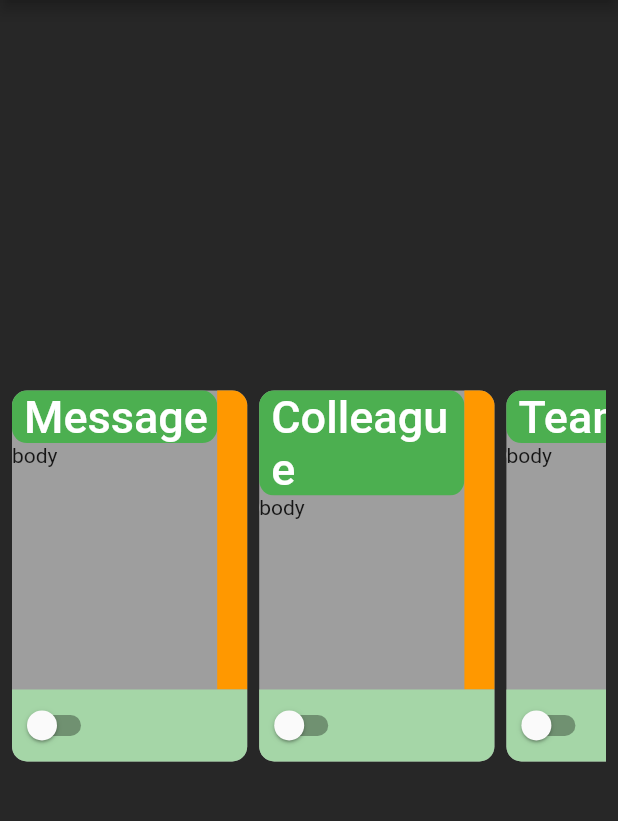
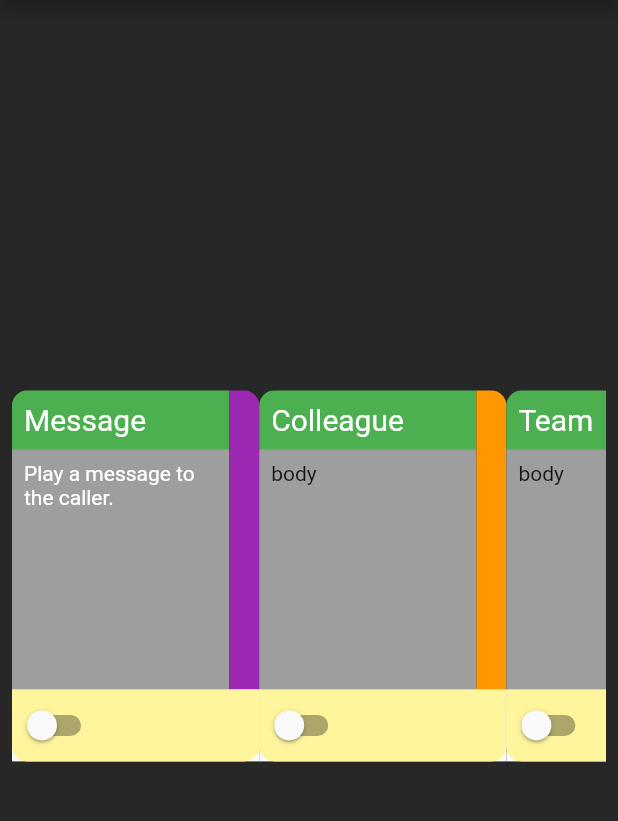
Before and after one commit to bsutton/minicard, a Flutter app: the screen it shows after launch, on a phone screen of 412 x 824 dp, the part 84-905 px from its top. Run offline on Flutter 3.47's test engine with Material 2 defaults, Android fonts, the phone set to English and light mode, and no system bars; our stand-ins replace page_transition.

Commit message:
versoin for git issue #48481

```diff
--- a/lib/main.dart
+++ b/lib/main.dart
@@ -1,17 +1,30 @@
 import 'package:flutter/material.dart';
 
+import 'theme/nj_text_themes.dart';
 import 'theme/nj_theme.dart';
 import 'widgets/local_context.dart';
+import 'widgets/maxi_card.dart';
 import 'widgets/mini_card.dart';
 
 void main() => runApp(MyApp());
+final double heightFactor = 0.4;
+final double widthFactor = 0.3;
+
+MiniCard message = MiniCard(
+    'Message',
+    TextNJBody(
+        'Play a message to the caller.'), //  buildActivation(context, 'message'),
+    Colors.purple,
+    heightFactor,
+    widthFactor);
 
 class MyApp extends StatelessWidget {
-  final double heightFactor = 0.4;
-  final double widthFactor = 0.3;
   @override
   Widget build(BuildContext context) {
     return MaterialApp(
+      routes: <String, WidgetBuilder>{
+        MessagePage.routeName: (context) => MessagePage()
+      },
       title: 'Welcome to Flutter',
       home: Scaffold(
         appBar: AppBar(
@@ -34,32 +47,63 @@ class MyApp extends StatelessWidget {
         child: MiniCard(
             'Message',
             Text('body'), //  buildActivation(context, 'message'),
+            Colors.red,
             heightFactor,
             widthFactor),
       );
     } else
       return MiniCardRow([
-        MiniCard(
-            'Message',
-            Text('body'), //  buildActivation(context, 'message'),
-            heightFactor,
-            widthFactor),
+        message,
         MiniCard(
             'Colleague',
             Text('body'), //buildActivation(context, 'message'),
+            Colors.orange,
             heightFactor,
             widthFactor),
         MiniCard(
             'Team',
             Text('body'), //buildActivation(context, 'message')
+            Colors.pink,
             heightFactor,
             widthFactor),
-        MiniCard('IVR', Text('body'), heightFactor, widthFactor),
+        MiniCard('User Chooses', Text('body'), Colors.blue, heightFactor,
+            widthFactor),
         MiniCard(
-            'External',
+            'External No.',
             Text('body'), //buildActivation(context, 'message'),
+            Colors.brown,
             heightFactor,
             widthFactor),
       ]);
   }
 }
+
+class MessagePage extends StatelessWidget {
+  static const routeName = '/message';
+  final ActiveMiniCard activeMiniCard;
+
+  const MessagePage({Key key, this.activeMiniCard}) : super(key: key);
+
+  @override
+  Widget build(BuildContext context) {
+    ActiveMiniCard localActive;
+    if (activeMiniCard == null)
+      localActive = ModalRoute.of(context).settings.arguments;
+    else {
+      localActive = activeMiniCard;
+    }
+
+    return Material(
+        child: MaxiCard(
+            localActive,
+            MiniCard(
+                'Message',
+                TextNJBody(
+                    'Play a message to the caller.'), //  buildActivation(context, 'message'),
+                Colors.purple,
+                1,
+                1)));
+  }
+
+  MessagePage.withActive(this.activeMiniCard);
+}
--- /dev/null
+++ b/lib/widgets/hero_text.dart
@@ -0,0 +1,43 @@
+import 'package:flutter/cupertino.dart';
+
+/// This class is to hack around a know problem when
+/// using a hero with text.
+///
+/// https://github.com/flutter/flutter/issues/12463
+///
+/// Basically the hero screws up the font styling.
+/// This specialised version controls the styling directly
+class HeroText extends StatelessWidget {
+  final String tag;
+  final Widget child;
+
+  HeroText({this.tag, this.child});
+  @override
+  Widget build(BuildContext context) {
+    return Hero(
+      flightShuttleBuilder: (_,
+          Animation<double> animation,
+          HeroFlightDirection flightDirection,
+          BuildContext fromHeroContext,
+          BuildContext toHeroContext) {
+        return AnimatedBuilder(
+          animation: animation,
+          child: child,
+          builder: (_, _child) {
+            return DefaultTextStyle.merge(
+              child: _child,
+              style: TextStyle.lerp(
+                  DefaultTextStyle.of(fromHeroContext).style,
+                  DefaultTextStyle.of(toHeroContext).style,
+                  flightDirection == HeroFlightDirection.pop
+                      ? 1 - animation.value
+                      : animation.value),
+            );
+          },
+        );
+      },
+      tag: tag,
+      child: child,
+    );
+  }
+}
--- a/lib/widgets/mini_card.dart
+++ b/lib/widgets/mini_card.dart
@@ -1,8 +1,17 @@
 import 'package:flutter/material.dart';
+
+// this import causes the compile to web issues.
+import 'package:page_transition/page_transition.dart';
+
+
 import 'package:provider/provider.dart';
-import 'package:flutter/widgets.dart';
+import 'package:flutter/widgets.dart' hide Shadow;
 import 'package:minicard/theme/nj_text_themes.dart';
 import 'package:minicard/theme/nj_theme.dart';
+
+import '../main.dart';
+import 'hero_text.dart';
+import 'local_context.dart';
 
 class MiniCard extends StatefulWidget {
   final String title;
@@ -13,7 +22,11 @@ class MiniCard extends StatefulWidget {
 
   static const double borderRadius = 10.0;
 
-  MiniCard(this.title, this.body, this.widthFactor, this.heightFactor);
+  final Color barColor;
+
+  MiniCard(this.title, this.body, this.barColor, this.widthFactor,
+      this.heightFactor);
+
   @override
   _MiniCardState createState() => _MiniCardState();
 }
@@ -23,20 +36,12 @@ class _MiniCardState extends State<MiniCard> {
 
   @override
   Widget build(BuildContext context) {
+    // timeDilation = 5.0;
+
     var width = MediaQuery.of(context).size.width * widget.widthFactor;
     var height = MediaQuery.of(context).size.height * widget.heightFactor;
 
-    return SizedBox(
-      width: width,
-      height: height,
-      child: Container(
-          margin: EdgeInsets.only(right: NJTheme.padding),
-          decoration: BoxDecoration(
-              color: Colors.grey,
-              borderRadius:
-                  BorderRadius.all(Radius.circular(MiniCard.borderRadius))),
-          child: buildBody(context)),
-    );
+    return SizedBox(width: width, height: height, child: buildBody(context));
   }
 
   /// Builds the body of the card which is a top panel covering most
@@ -64,82 +69,125 @@ class _MiniCardState extends State<MiniCard> {
   }
 
   Widget buildRightBar() {
-    return Container(
+    return Hero(
+        tag: 'mini-card-${widget.title}-rightBar',
+        child: Container(
           width: 20,
           // height: 100,
           decoration: BoxDecoration(
-          color: Colors.orange,
+              color: widget.barColor,
               borderRadius: BorderRadius.only(
                 topRight: Radius.circular(MiniCard.borderRadius),
               )),
-    );
+        ));
   }
 
   Widget buildContent() {
-    return Container(
+    return Expanded(
+      flex: 1,
+      // child: HeroText(
+      //   tag: 'mini-card-${widget.title}-content',
+      child: Container(
+        padding: EdgeInsets.all(NJTheme.padding),
         child: widget.body,
         decoration: BoxDecoration(
           color: Colors.grey,
-        borderRadius: BorderRadius.all(Radius.circular(MiniCard.borderRadius)),
         ),
+      ),
+      // ),
     );
   }
 
   Widget buildTitle() {
-    return Container(
-        padding: EdgeInsets.only(left: NJTheme.padding),
+    return HeroText(
+      tag: 'mini-card-${widget.title}',
+      child: GestureDetector(
+          onTap: showMessage,
+          child: Container(
+              padding: EdgeInsets.all(NJTheme.padding),
               decoration: BoxDecoration(
                   color: Colors.green,
-            borderRadius:
-                BorderRadius.all(Radius.circular(MiniCard.borderRadius))),
-        child: TextNJHeadline(widget.title));
+                  borderRadius: BorderRadius.only(
+                      topLeft: Radius.circular(MiniCard.borderRadius))),
+              child: TextNJSubheading(widget.title))),
+    );
   }
 
   Widget buildActivation(BuildContext context) {
     //var height = MediaQuery.of(context).size.height.round();
 
-    // return Column(children: [
-    //   Expanded(flex: height * 90, child: Text(summary)),
-    //   Expanded(
-    //       flex: height * 10,
-    //       child: Switch(
-    //         value: true,
-    //         onChanged: (selected) {},
-    //       ))
-    // ]);
-
-    return Column(children: [
+    return
         // height: height * heightFactor * .9
         // Expanded(flex: 1, child: Text(summary)),
-      Container(
+        Consumer<ActiveMiniCard>(
+      builder: (context, active, _) {
+        selected = active.active == this.widget;
+        return Hero(
+            tag: 'mini-card-${widget.title}-activation',
+            child: Material(
+                child: Container(
                     decoration: BoxDecoration(
-              color: selected ? Colors.green[400] : Colors.green[200],
+                        color:
+                            selected ? Colors.yellow[500] : Colors.yellow[200],
                         borderRadius: BorderRadius.only(
                             bottomRight: Radius.circular(MiniCard.borderRadius),
-                  bottomLeft: Radius.circular(MiniCard.borderRadius))),
+                            bottomLeft:
+                                Radius.circular(MiniCard.borderRadius))),
                     alignment: Alignment.centerLeft,
                     child: Switch(
                       value: selected,
                       onChanged: (value) {
-              print('value: $value');
                         setState(() => selected = value);
-              print('selected: $selected');
+                        ActiveMiniCard activeMiniCard =
+                            Provider.of<ActiveMiniCard>(context, listen: false);
+                        activeMiniCard.setActive(this.widget);
                       },
-          ))
-    ]);
+                    ))));
+      },
+    );
+  }
+
+  void showMessage() {
+    ActiveMiniCard activeMiniCard =
+        Provider.of<ActiveMiniCard>(context, listen: false);
+    Navigator.push(
+        context,
+        // PageTransition(
+        //     type: PageTransitionType.fade,
+        //     child: MessagePage.withActive(activeMiniCard),
+        //     duration: Duration(milliseconds: 600)));
+        PageRouteBuilder(
+            transitionDuration: Duration(milliseconds: 600),
+            pageBuilder: (_, __, ___) =>
+                MessagePage.withActive(activeMiniCard)));
+  }
+}
+
+class ActiveMiniCard extends ChangeNotifier {
+  /// the minicard instance, from the set
+  /// of minicard's passed to [MiniCardRow]
+  /// that is currently the active instanc.e
+  MiniCard active;
+
+  void setActive(MiniCard miniCard) {
+    active = miniCard;
+    notifyListeners();
   }
 }
 
 class MiniCardRow extends StatelessWidget {
   final List<MiniCard> miniCards;
+  final ActiveMiniCard active = ActiveMiniCard();
 
   MiniCardRow(this.miniCards);
   @override
   Widget build(BuildContext context) {
-    return Provider.value(
-        value: this,
-        child: SingleChildScrollView(
+    return ChangeNotifierProvider<ActiveMiniCard>(
+        create: (context) => active,
+        child: LocalContext(
+            builder: (context) => SingleChildScrollView(
                 scrollDirection: Axis.horizontal,
-            child: Row(mainAxisSize: MainAxisSize.min, children: miniCards)));
+                child:
+                    Row(mainAxisSize: MainAxisSize.min, children: miniCards))));
   }
 }
--- a/pubspec.yaml
+++ b/pubspec.yaml
@@ -20,6 +20,7 @@ dependencies:
   flutter:
     sdk: flutter
   provider: ^4.0.1
+  page_transition: ^1.1.5
 
   # The following adds the Cupertino Icons font to your application.
   # Use with the CupertinoIcons class for iOS style icons.
```
Also changed, not shown: lib/widgets/maxi_card.dart (added, +115 -0 lines), lib/widgets/shadow.dart (added, +69 -0 lines), start.dart (added, +8 -0 lines). Lines whose indentation alone changed are shown as unchanged.
